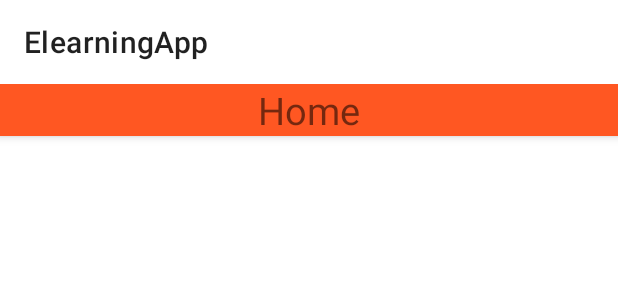
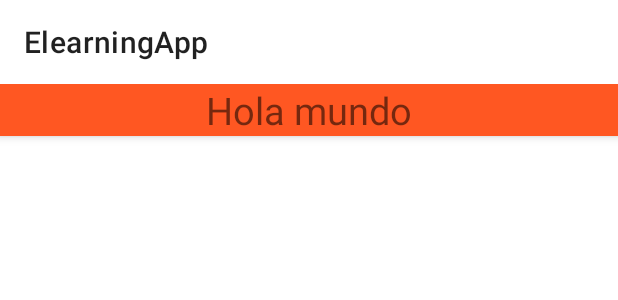
Before and after one commit to fragoso94/ElearningApp, an Android app: the layout fragment_home.xml on its own in the app's theme, with its tools: preview values and no code run, on a phone screen of 412 x 824 dp. Shown: the top 300 px of the screen. Run offline under Robolectric (Android 15) with nearby library versions, the phone set to English and light mode, and no system bars.

Commit message:
Se modificó el fragment del layout home

```diff
--- a/app/src/main/res/layout/fragment_home.xml
+++ b/app/src/main/res/layout/fragment_home.xml
@@ -22,7 +22,7 @@
             android:layout_width="match_parent"
             android:layout_height="match_parent"
             android:gravity="center_horizontal"
-            android:text="Home"
+            android:text="Hola mundo"
             android:textSize="25sp" />
     </com.google.android.material.appbar.AppBarLayout>
 
```
